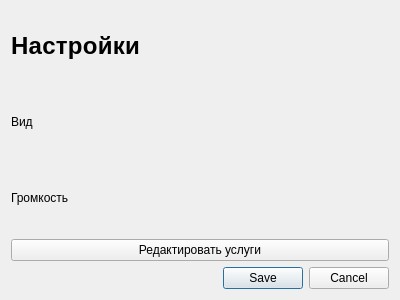
First picture: the form in Client/Form Menu/Settings/formsettings.ui, repository Golfriman/Control_Data, before the edit.
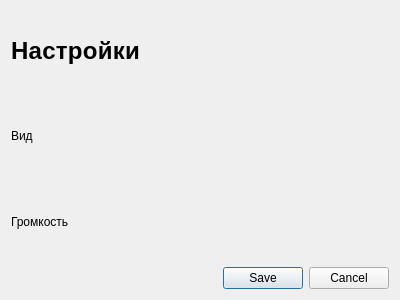
Second picture: the form after the edit.

```diff
--- a/Client/Form Menu/Settings/formsettings.ui
+++ b/Client/Form Menu/Settings/formsettings.ui
@@ -45,13 +45,6 @@
      </property>
     </widget>
    </item>
-   <item>
-    <widget class="QPushButton" name="pushButton">
-     <property name="text">
-      <string>Редактировать услуги</string>
-     </property>
-    </widget>
-   </item>
    <item>
     <widget class="QDialogButtonBox" name="buttonBox">
      <property name="standardButtons">
```
